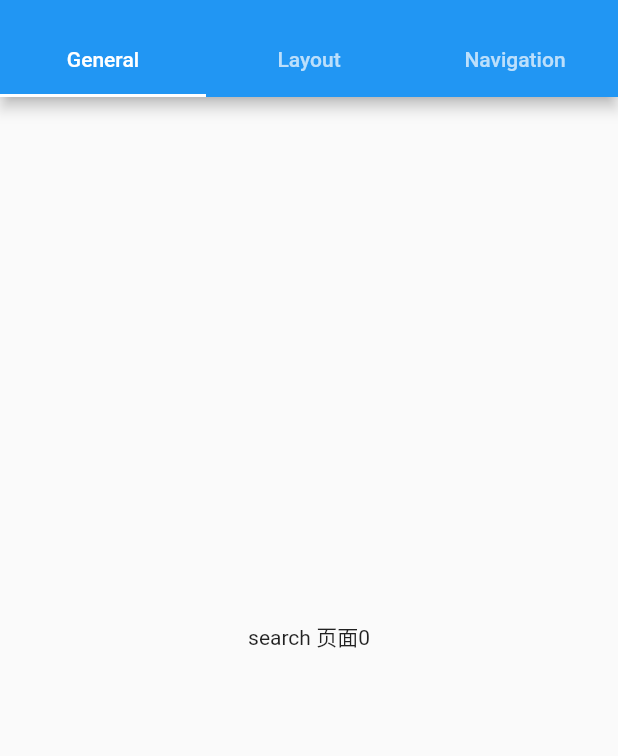
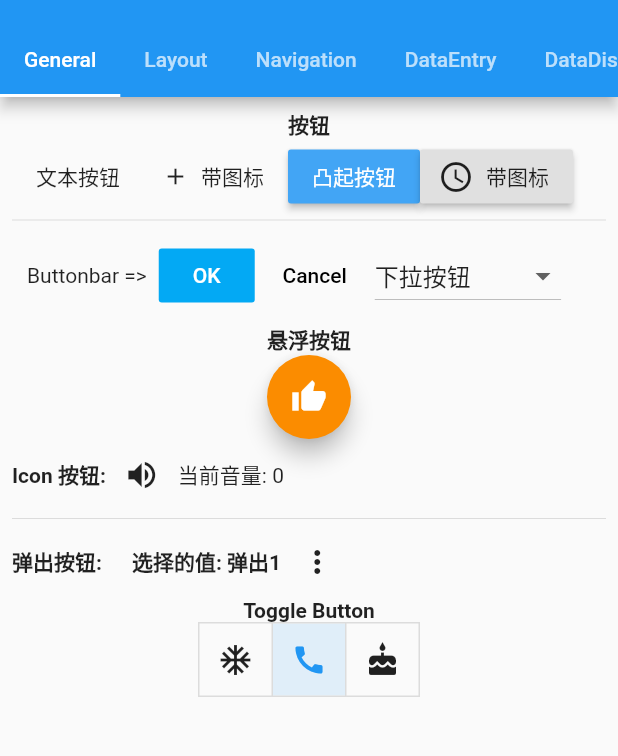
Before and after one commit to djdeo/flutter-demos, a Flutter app: the screen it shows after launch, on a phone screen of 412 x 824 dp, the part 59-815 px from its top. Run offline on Flutter 3.47's test engine with Material 2 defaults, Android fonts, the phone set to English and light mode, and no system bars.

Commit message:
feat: add buttons

```diff
--- a/lib/main.dart
+++ b/lib/main.dart
@@ -1,5 +1,11 @@
 import 'package:flutter/material.dart';
-import 'package:my_flutter_app/pages/searchPage.dart';
+import './pages/feedback.dart';
+import './pages/data-entry.dart';
+import './pages/data-display.dart';
+import './pages/general.dart';
+import './pages/layout.dart';
+import './pages/navigation.dart';
+import './pages/searchPage.dart';
 
 void main() => runApp(MaterialApp(
       home: MyApp(),
@@ -14,9 +20,13 @@ class MyApp extends StatefulWidget {
 class _MyAppState extends State<MyApp> with SingleTickerProviderStateMixin {
   // List<String> _tabs = ['General', 'Layout', 'Navigation', 'Data Entry', 'Data Display', 'Feedback', 'Other'];
   var _tabsObj = {
-    'General': SearchPage(),
-    'Layout': SearchPage(),
-    'Navigation': SearchPage(),
+    'General': GeneralPage(),
+    'Layout': LayoutPage(),
+    'Navigation': NavigationPage(),
+    'DataEntry': DataEntryPage(),
+    'DataDisplay': DataDisplayPage(),
+    'Feedback': FeedbackPage(),
+    'Other': SearchPage(),
   };
 
   @override
@@ -27,6 +37,7 @@ class _MyAppState extends State<MyApp> with SingleTickerProviderStateMixin {
         appBar: AppBar(
           title: const Text('TabBar Sample'),
           bottom: TabBar(
+            isScrollable: true,
             tabs: _tabsObj.keys.map((String name) => Tab(text: name)).toList(),
           ),
         ),
--- /dev/null
+++ b/lib/pages/general.dart
@@ -0,0 +1,180 @@
+import 'package:flutter/material.dart';
+
+class GeneralPage extends StatefulWidget {
+  final arguments;
+
+  GeneralPage({this.arguments});
+
+  @override
+  _GeneralPageState createState() => _GeneralPageState();
+}
+
+enum PopItems { harder, smarter, selfStarter, tradingCharter }
+
+class _GeneralPageState extends State<GeneralPage> {
+  String dropDownValue = '下拉按钮';
+  String _selection = '弹出1';
+  int _volume = 0;
+  List<bool> isSelected = [false, true, false];
+
+  @override
+  Widget build(BuildContext context) {
+
+
+    return Padding(
+      padding: const EdgeInsets.all(8.0),
+      child: Column(
+        children: [
+          Text(
+            '按钮',
+            style: TextStyle(fontWeight: FontWeight.bold),
+          ),
+          Row(
+            children: [
+              FlatButton(child: Text('文本按钮'), onPressed: () {}),
+              FlatButton.icon(
+                  onPressed: () {},
+                  icon: Icon(Icons.add, size: 18),
+                  label: Text('带图标')),
+              RaisedButton(
+                child: Text('凸起按钮'),
+                onPressed: () {},
+                color: Colors.blue[400],
+                textColor: Colors.white,
+              ),
+              RaisedButton.icon(
+                  onPressed: () {},
+                  icon: Icon(Icons.access_time),
+                  label: Text('带图标'))
+            ],
+          ),
+          Divider(
+            height: 10.0,
+          ),
+          Row(
+            children: [
+              VerticalDivider(
+                width: 10.0,
+              ),
+              Text('Buttonbar =>'),
+              ButtonBar(
+                children: [
+                  FlatButton(
+                    child: Text('OK'),
+                    onPressed: () {},
+                    color: Colors.lightBlue,
+                    textColor: Colors.white,
+                  ),
+                  FlatButton(
+                    child: Text('Cancel'),
+                    onPressed: () {},
+                  ),
+                  DropdownButton(
+                      value: dropDownValue,
+                      items: ['下拉按钮', '下拉按钮two', '下拉按钮three']
+                          .map((e) => DropdownMenuItem(
+                                child: Text(e),
+                                value: e,
+                              ))
+                          .toList(),
+                      onChanged: (newValue) {
+                        dropDownValue = newValue;
+                        setState(() {});
+                      })
+                ],
+              )
+            ],
+          ),
+          Text(
+            '悬浮按钮',
+            style: TextStyle(fontWeight: FontWeight.bold),
+          ),
+          FloatingActionButton(
+            onPressed: () {},
+            child: Icon(Icons.thumb_up),
+            backgroundColor: Colors.orange[600],
+          ),
+          Row(
+            children: [
+              Text(
+                'Icon 按钮:',
+                style: TextStyle(fontWeight: FontWeight.bold),
+              ),
+              IconButton(
+                  icon: Icon(Icons.volume_up),
+                  tooltip: '增大10',
+                  onPressed: () {
+                    setState(() {
+                      _volume += 10;
+                    });
+                  }),
+              Text('当前音量: $_volume')
+            ],
+          ),
+          Divider(
+            height: 10.0,
+          ),
+          Row(
+            children: [
+              Text(
+                '弹出按钮:',
+                style: TextStyle(fontWeight: FontWeight.bold),
+              ),
+              VerticalDivider(
+                width: 20.0,
+              ),
+              Text(
+                '选择的值: $_selection',
+                style: TextStyle(fontWeight: FontWeight.bold),
+              ),
+              PopupMenuButton(
+                itemBuilder: (context) => [
+                  const PopupMenuItem(
+                    child: Text('弹出1'),
+                    value: PopItems.harder,
+                  ),
+                  const PopupMenuItem(
+                    child: Text('弹出2'),
+                    value: PopItems.smarter,
+                  ),
+                  const PopupMenuItem(
+                    child: Text('弹出3'),
+                    value: PopItems.selfStarter,
+                  ),
+                  const PopupMenuItem(
+                    child: Text('弹出4'),
+                    value: PopItems.tradingCharter,
+                  )
+                ],
+                onSelected: (result) {
+                  print(result);
+                  setState(() {
+                    _selection = result;
+                  });
+                },
+              )
+            ],
+          ),
+          Text(
+            'Toggle Button',
+            style: TextStyle(fontWeight: FontWeight.bold),
+          ),
+          ToggleButtons(
+            children: [
+              Icon(Icons.ac_unit),
+              Icon(Icons.call),
+              Icon(Icons.cake),
+            ],
+            isSelected: isSelected,
+            onPressed: (index) {
+              setState(() {
+                isSelected[index] = !isSelected[index];
+              });
+            },
+          ),
+
+        ],
+      ),
+    );
+  }
+}
```
Also changed, not shown: lib/pages/data-display.dart (added, +14 -0 lines), lib/pages/data-entry.dart (added, +14 -0 lines), lib/pages/feedback.dart (added, +53 -0 lines), lib/pages/layout.dart (added, +14 -0 lines), lib/pages/navigation.dart (added, +14 -0 lines), lib/pages/other.dart (added, +14 -0 lines).
